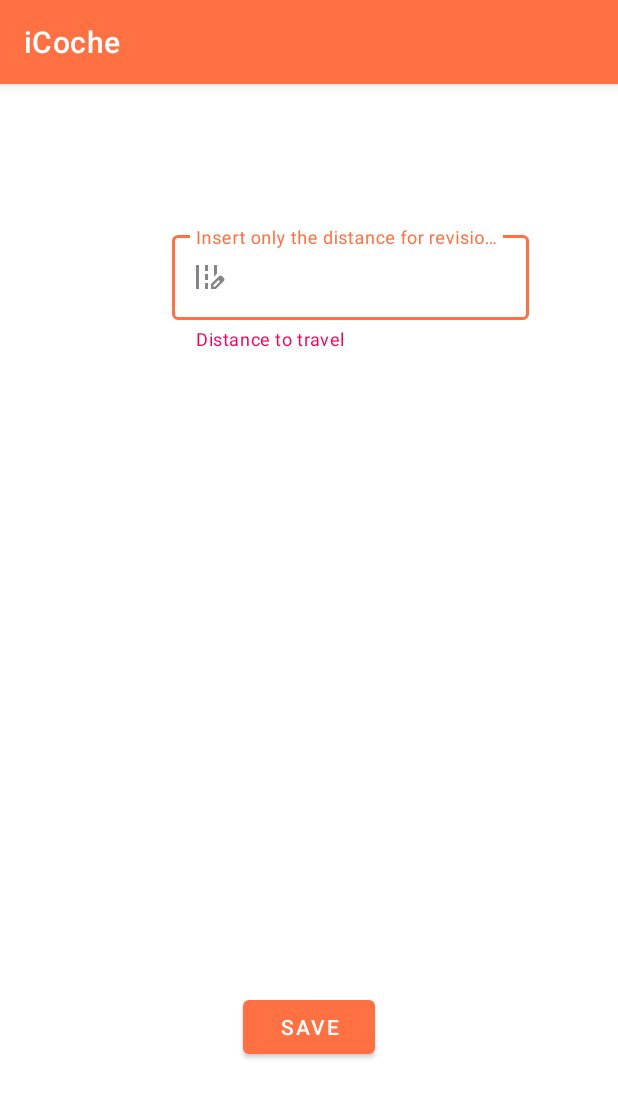
After one commit to jhhdez/iCOCHE, an Android app: the RepairActivity screen opened directly, with no data from a screen before it, on a phone screen of 412 x 824 dp. The commit adds this screen. Shown: the top 1098 px of the screen. Run offline under Robolectric (Android 15) with nearby library versions, the light colour scheme and no system bars; Roboto replaces fonts that are not available here.

Commit message:
commit
Including repair function.
Language compatibility.
Notification in status bar.

```diff
--- a/app/src/main/AndroidManifest.xml
+++ b/app/src/main/AndroidManifest.xml
@@ -5,7 +5,7 @@
     <uses-permission android:name="android.hardware.sensor.accelerometer" />
     <uses-permission android:name="android.permission.INTERNET" />
     <uses-permission android:name="android.permission.CALL_PHONE" />
-    <uses-permission android:name="android.permission.ACCESS_FINE_LOCATION"/>
+    <uses-permission android:name="android.permission.ACCESS_FINE_LOCATION" />
 
     <application
         android:allowBackup="true"
@@ -14,6 +14,7 @@
         android:roundIcon="@mipmap/ic_launcher_round"
         android:supportsRtl="true"
         android:theme="@style/AppTheme">
+        <activity android:name=".RepairActivity"> </activity>
         <activity android:name=".setting_alarma" />
         <activity android:name=".Radio" />
         <activity android:name=".Perfil" />
--- a/app/src/main/java/com/example/icoche/MainActivity.java
+++ b/app/src/main/java/com/example/icoche/MainActivity.java
@@ -1,6 +1,7 @@
 package com.example.icoche;
 
 import android.content.Intent;
+import android.content.pm.ActivityInfo;
 import android.os.Handler;
 import android.os.Bundle;
 import android.view.WindowManager;
@@ -28,6 +29,7 @@ public class MainActivity extends AppCompatActivity {
         setContentView(R.layout.activity_main);
         ActionBar actionbar = getSupportActionBar();
         actionbar.hide();
+        setRequestedOrientation(ActivityInfo.SCREEN_ORIENTATION_PORTRAIT);
 
         topAnim = AnimationUtils.loadAnimation(this,R.anim.top_anim);
         botAnim = AnimationUtils.loadAnimation(this,R.anim.bot_anim);
--- a/app/src/main/java/com/example/icoche/Radio.java
+++ b/app/src/main/java/com/example/icoche/Radio.java
@@ -1,6 +1,7 @@
 package com.example.icoche;
 
 import android.app.ProgressDialog;
+import android.content.pm.ActivityInfo;
 import android.media.AudioManager;
 import android.media.MediaPlayer;
 import android.os.AsyncTask;
@@ -28,6 +29,10 @@ public class Radio extends AppCompatActivity {
     protected void onCreate(Bundle savedInstanceState) {
         super.onCreate(savedInstanceState);
         setContentView(R.layout.activity_radio);
+
+        setRequestedOrientation(ActivityInfo.SCREEN_ORIENTATION_PORTRAIT);
+
+
         btn = findViewById(R.id.audioStreamBtn);
         btn.setEnabled(false);
         btn.setImageResource(R.drawable.ic_slow_motion_video_24px);
--- /dev/null
+++ b/app/src/main/java/com/example/icoche/RepairActivity.java
@@ -0,0 +1,19 @@
+package com.example.icoche;
+
+import androidx.appcompat.app.AppCompatActivity;
+
+import android.content.pm.ActivityInfo;
+import android.os.Bundle;
+
+public class RepairActivity extends AppCompatActivity {
+
+    @Override
+    protected void onCreate(Bundle savedInstanceState) {
+        super.onCreate(savedInstanceState);
+        setContentView(R.layout.activity_repair);
+
+        setRequestedOrientation(ActivityInfo.SCREEN_ORIENTATION_PORTRAIT);
+
+
+    }
+}
--- a/app/src/main/java/com/example/icoche/setting_alarma.java
+++ b/app/src/main/java/com/example/icoche/setting_alarma.java
@@ -9,6 +9,7 @@ import android.Manifest;
 import android.content.Context;
 import android.content.Intent;
 import android.content.SharedPreferences;
+import android.content.pm.ActivityInfo;
 import android.content.pm.PackageManager;
 import android.net.Uri;
 import android.os.Build;
@@ -51,6 +52,8 @@ public class setting_alarma extends AppCompatActivity {
     protected void onCreate(Bundle savedInstanceState) {
         super.onCreate(savedInstanceState);
         setContentView(R.layout.activity_setting_alarma);
+
+        setRequestedOrientation(ActivityInfo.SCREEN_ORIENTATION_PORTRAIT);
 
         new MaterialAlertDialogBuilder(this)
                 .setTitle(getResources().getString(R.string.Warning))
--- /dev/null
+++ b/app/src/main/res/drawable/ic_edit_road_24px.xml
@@ -0,0 +1,10 @@
+<vector android:alpha="0.8" android:height="24dp"
+    android:viewportHeight="24" android:viewportWidth="24"
+    android:width="24dp" xmlns:android="http://schemas.android.com/apk/res/android">
+    <path android:fillColor="#FF000000" android:pathData="M18,4l-2,0l0,7.9l2,-2z"/>
+    <path android:fillColor="#FF000000" android:pathData="M4,4h2v16h-2z"/>
+    <path android:fillColor="#FF000000" android:pathData="M10,4h2v4h-2z"/>
+    <path android:fillColor="#FF000000" android:pathData="M10,10h2v4h-2z"/>
+    <path android:fillColor="#FF000000" android:pathData="M10,16h2v4h-2z"/>
+    <path android:fillColor="#FF000000" android:pathData="M22.56,12.59l-1.15,-1.15c-0.59,-0.59 -1.54,-0.59 -2.12,0L14,16.73V20h3.27l5.29,-5.29C23.15,14.12 23.15,13.17 22.56,12.59zM16.58,18.45h-1.03v-1.03L19,13.97L20.03,15L16.58,18.45z"/>
+</vector>
--- /dev/null
+++ b/app/src/main/res/drawable/ic_warning_24px.xml
@@ -0,0 +1,5 @@
+<vector android:alpha="0.8" android:height="24dp"
+    android:viewportHeight="24" android:viewportWidth="24"
+    android:width="24dp" xmlns:android="http://schemas.android.com/apk/res/android">
+    <path android:fillColor="#FF000000" android:pathData="M1,21h22L12,2 1,21zM13,18h-2v-2h2v2zM13,14h-2v-4h2v4z"/>
+</vector>
--- a/app/src/main/res/layout/activity_alarma.xml
+++ b/app/src/main/res/layout/activity_alarma.xml
@@ -16,7 +16,7 @@
         android:layout_width="wrap_content"
         android:layout_height="wrap_content"
         android:layout_marginBottom="16dp"
-        android:text="ACTIVAR"
+        android:text="@string/activar"
         android:textSize="18sp"
         app:backgroundTint="@color/colorPrimary"
         app:iconSize="10dp"
--- /dev/null
+++ b/app/src/main/res/layout/activity_repair.xml
@@ -0,0 +1,53 @@
+<?xml version="1.0" encoding="utf-8"?>
+<androidx.constraintlayout.widget.ConstraintLayout xmlns:android="http://schemas.android.com/apk/res/android"
+    xmlns:app="http://schemas.android.com/apk/res-auto"
+    xmlns:tools="http://schemas.android.com/tools"
+    android:layout_width="match_parent"
+    android:layout_height="match_parent"
+    tools:context=".RepairActivity">
+
+    <androidx.appcompat.widget.LinearLayoutCompat
+        android:id="@+id/linearLayoutCompat"
+        android:layout_width="238dp"
+        android:layout_height="127dp"
+        android:layout_marginStart="68dp"
+        android:layout_marginTop="95dp"
+        android:layout_marginEnd="59dp"
+        app:layout_constraintEnd_toEndOf="parent"
+        app:layout_constraintHorizontal_bias="1.0"
+        app:layout_constraintStart_toStartOf="parent"
+        app:layout_constraintTop_toTopOf="parent">
+
+        <com.google.android.material.textfield.TextInputLayout
+            android:id="@+id/outlinedTextField"
+            style="@style/Widget.MaterialComponents.TextInputLayout.OutlinedBox"
+            android:layout_width="match_parent"
+            android:layout_height="wrap_content"
+            android:hint="@string/km"
+            app:helperText="@string/distance"
+            app:helperTextEnabled="true"
+            app:helperTextTextColor="@color/colorAccent"
+            app:startIconDrawable="@drawable/ic_edit_road_24px">
+
+            <com.google.android.material.textfield.TextInputEditText
+                android:id="@+id/textInput"
+                android:layout_width="match_parent"
+                android:layout_height="wrap_content"
+                android:inputType="phone" />
+
+        </com.google.android.material.textfield.TextInputLayout>
+
+    </androidx.appcompat.widget.LinearLayoutCompat>
+
+    <Button
+        android:id="@+id/containedButton"
+        android:layout_width="wrap_content"
+        android:layout_height="wrap_content"
+        android:layout_marginBottom="115dp"
+        app:backgroundTint="@color/colorPrimary"
+        android:text="@string/guardar"
+        app:layout_constraintBottom_toBottomOf="parent"
+        app:layout_constraintEnd_toEndOf="parent"
+        app:layout_constraintStart_toStartOf="parent" />
+
+</androidx.constraintlayout.widget.ConstraintLayout>
```
Also changed, not shown: app/build.gradle (+11 -9 lines), app/src/main/java/com/example/icoche/Alarma.java (+18 -6 lines), app/src/main/java/com/example/icoche/board.java (+96 -56 lines), app/src/main/res/layout/activity_main.xml (+15 -1 lines), app/src/main/res/layout/items_container.xml (+0 -8 lines), app/src/main/res/values/strings.xml (+22 -0 lines), 1 other file.
